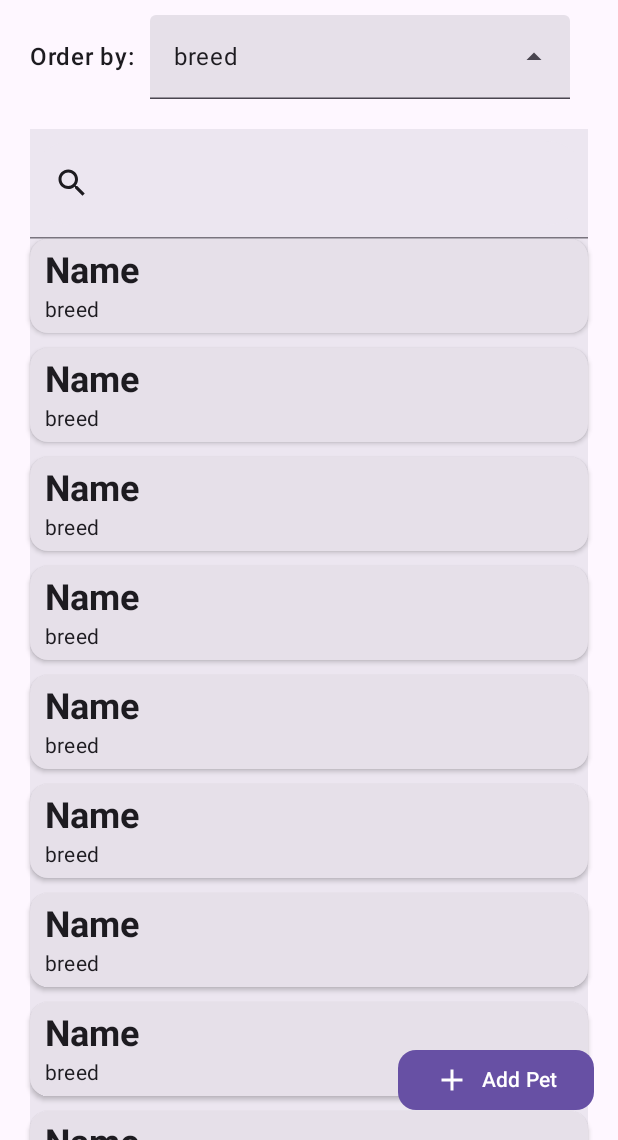
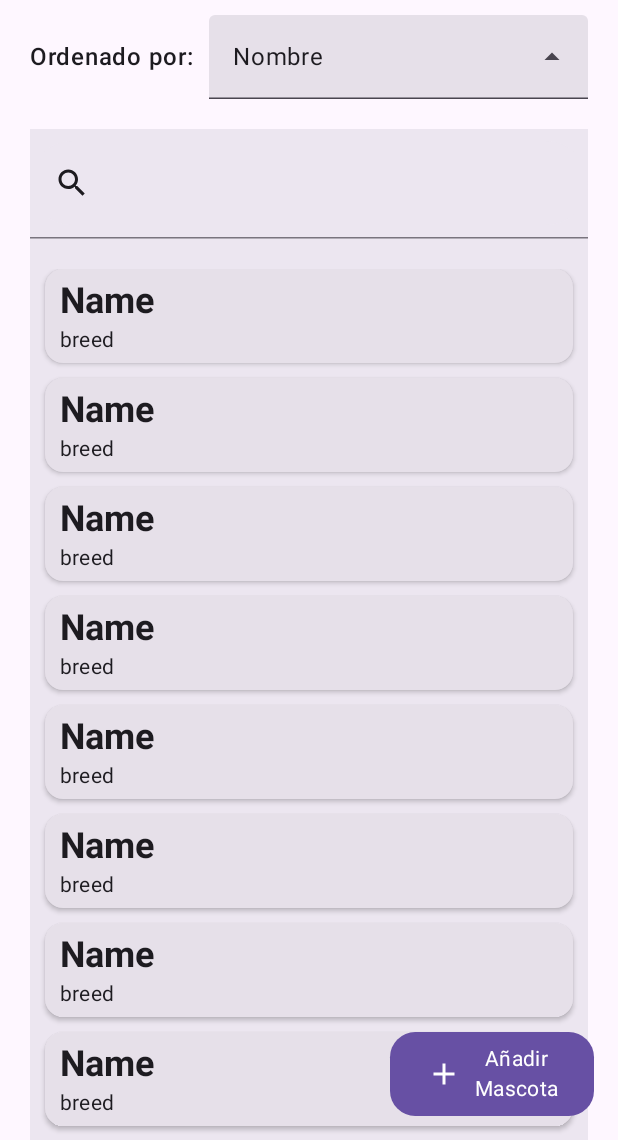
Before and after one commit to PauSanchezzz/PetLog, an Android app built with Jetpack Compose: the screen it shows after launch (MainActivity), on a phone screen of 412 x 824 dp, the part 96-1236 px from its top. Run offline under Robolectric (Android 15) with nearby library versions, the phone set to English and light mode, and no system bars; libraries missing offline, so code that uses them is left out: com.example.prueba.

Commit message:
fix: improving UI of HomeScreen

```diff
--- a/app/src/main/java/com/example/petlog/ui/components/PetOrderBy.kt
+++ b/app/src/main/java/com/example/petlog/ui/components/PetOrderBy.kt
@@ -12,6 +12,12 @@ import androidx.compose.material3.MaterialTheme
 import androidx.compose.material3.Text
 import androidx.compose.material3.TextField
 import androidx.compose.runtime.Composable
+import androidx.compose.runtime.MutableState
+import androidx.compose.runtime.getValue
+import androidx.compose.runtime.mutableIntStateOf
+import androidx.compose.runtime.mutableStateOf
+import androidx.compose.runtime.remember
+import androidx.compose.runtime.setValue
 import androidx.compose.ui.Alignment
 import androidx.compose.ui.Modifier
 import androidx.compose.ui.text.font.FontWeight
@@ -25,40 +31,50 @@ fun PetOrderBy() {
         verticalAlignment = Alignment.CenterVertically,
     ) {
         Text(
-            "Order by:",
+            "Ordenado por:",
             style = MaterialTheme.typography.bodyLarge,
             fontWeight = FontWeight.Medium,
         )
         Spacer(modifier = Modifier.width(10.dp))
+        PetOrderByMenu()
+    }
+}
+
+@OptIn(ExperimentalMaterial3Api::class)
+@Composable
+fun PetOrderByMenu() {
+    val items = listOf("Nombre", "Raza", "Edad")
+    var selectedItemIndex by remember { mutableIntStateOf(0) }
+    var expandedState by remember { mutableStateOf(false) }
     ExposedDropdownMenuBox(
-            expanded = false,
+        expanded = expandedState,
         onExpandedChange = {
+            expandedState = it
         }
     ) {
         TextField(
-                value = "breed",
+            value = items[selectedItemIndex],
             onValueChange = {},
             readOnly = true,
             trailingIcon = { ExposedDropdownMenuDefaults.TrailingIcon(expanded = true) },
             modifier = Modifier.menuAnchor()
         )
         ExposedDropdownMenu(
-                expanded = false,
-                onDismissRequest = { }
+            expanded = expandedState,
+            onDismissRequest = { expandedState = false },
         ) {
+            items.forEachIndexed { index, item ->
                 DropdownMenuItem(
-                    text = { Text("breed") },
-                    onClick = { }
+                    text = {
+                        Text(item)
+                    },
+                    onClick = {
+                        selectedItemIndex = index
+                        expandedState = false
+                    }
                 )
-                DropdownMenuItem(
-                    text = { Text("name") },
-                    onClick = { }
-                )
-                DropdownMenuItem(
-                    text = { Text("age") },
-                    onClick = { }
-                )
+            }
+
         }
     }
 }
-}
--- a/app/src/main/java/com/example/petlog/ui/components/PetSearchList.kt
+++ b/app/src/main/java/com/example/petlog/ui/components/PetSearchList.kt
@@ -1,7 +1,9 @@
 package com.example.petlog.ui.components
 
 import androidx.compose.foundation.layout.Spacer
+import androidx.compose.foundation.layout.fillMaxHeight
 import androidx.compose.foundation.layout.height
+import androidx.compose.foundation.layout.padding
 import androidx.compose.foundation.lazy.LazyColumn
 import androidx.compose.material.icons.Icons
 import androidx.compose.material.icons.filled.Search
@@ -25,7 +27,10 @@ fun PetSearchList(onTap: () -> Unit) {
         active = true,
         onActiveChange = {},
     ) {
-        LazyColumn {
+        Spacer(modifier = Modifier.height(20.dp))
+        LazyColumn(
+            modifier = Modifier.padding(horizontal = 10.dp),
+        ) {
             items(10) {
                 PetCard(
                     title = "Name",
--- a/app/src/main/java/com/example/petlog/ui/screens/HomeScreen.kt
+++ b/app/src/main/java/com/example/petlog/ui/screens/HomeScreen.kt
@@ -10,10 +10,12 @@ import androidx.compose.material.icons.Icons
 import androidx.compose.material.icons.filled.Add
 import androidx.compose.material3.Button
 import androidx.compose.material3.Icon
+import androidx.compose.material3.MaterialTheme
 import androidx.compose.material3.Scaffold
 import androidx.compose.material3.Text
 import androidx.compose.runtime.Composable
 import androidx.compose.ui.Modifier
+import androidx.compose.ui.text.style.TextAlign
 import androidx.navigation.NavController
 import androidx.compose.ui.unit.dp
 import com.example.petlog.ui.components.PetOrderBy
@@ -32,9 +34,13 @@ fun HomeScreen(navController: NavController) {
                 shape = RoundedCornerShape(30),
                 onClick = { navController.navigate(AppScreens.AddPetScreen.route) },
             ) {
-                Icon(Icons.Filled.Add, contentDescription = "Add Pet")
+                Icon(Icons.Filled.Add, contentDescription = "añadir mascota")
                 Spacer(modifier = Modifier.width(8.dp))
-                Text(text = "Add Pet")
+                Text(
+                    text = "Añadir\nMascota",
+                    style = MaterialTheme.typography.bodyMedium,
+                    textAlign = TextAlign.Center,
+                )
             }
         },
     ) {
```
Lines whose indentation alone changed are shown as unchanged.
